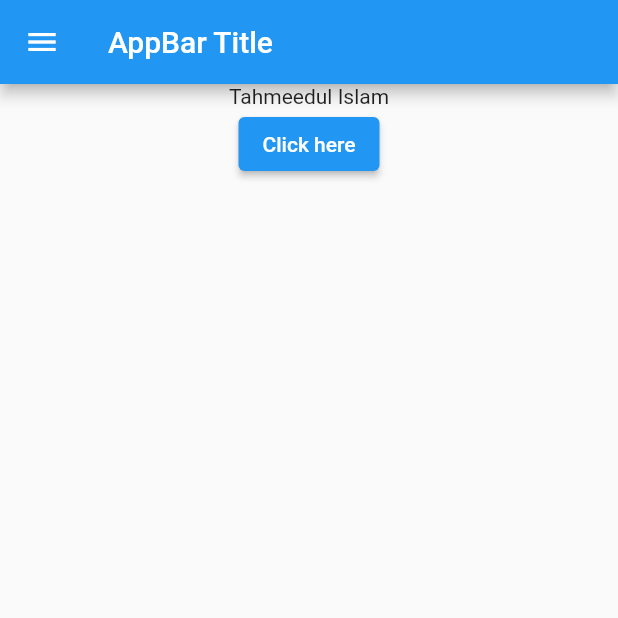
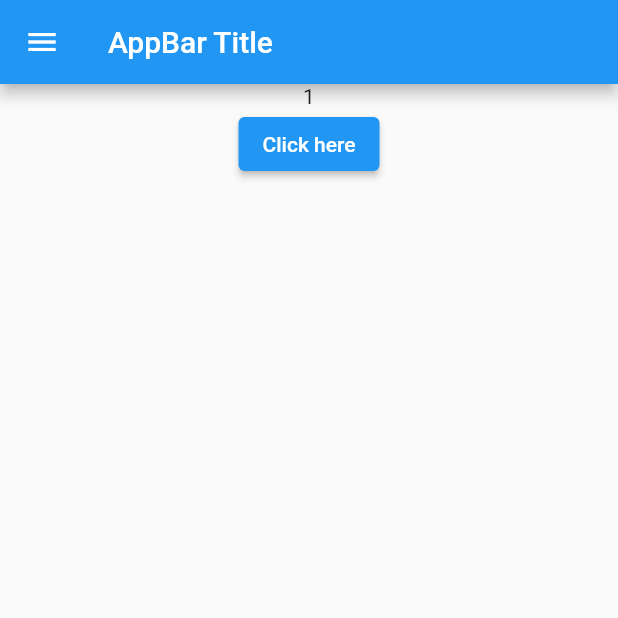
Before and after one commit to thetahmeed/Flutter, a Flutter app: the screen it shows after launch, after a tap on "Click here", on a phone screen of 412 x 824 dp, the top half of it. Run offline on Flutter 3.47's test engine with Material 2 defaults, Android fonts, the phone set to English and light mode, and no system bars.

Commit message:
IGNORE: Counter App

```diff
--- a/eleven/lib/main.dart
+++ b/eleven/lib/main.dart
@@ -29,7 +29,8 @@ class HomePage2 extends StatefulWidget {
 }
 
 class _HomePage2State extends State<HomePage2> {
-  String _changableText = "0";
+
+  int _myCounter = 0;
 
   @override
   Widget build(BuildContext context) {
@@ -80,13 +81,13 @@ class _HomePage2State extends State<HomePage2> {
       body: Column(
         children: [
           Center(
-            child: Text(_changableText),
+            child: Text(_myCounter.toString()),
           ),
           ElevatedButton(
             child: Text("Click here"),
             onPressed: () {
               setState(() {
-                _changableText = "Tahmeedul Islam";
+                _myCounter = _myCounter+1;
               });
             },
           )
```
